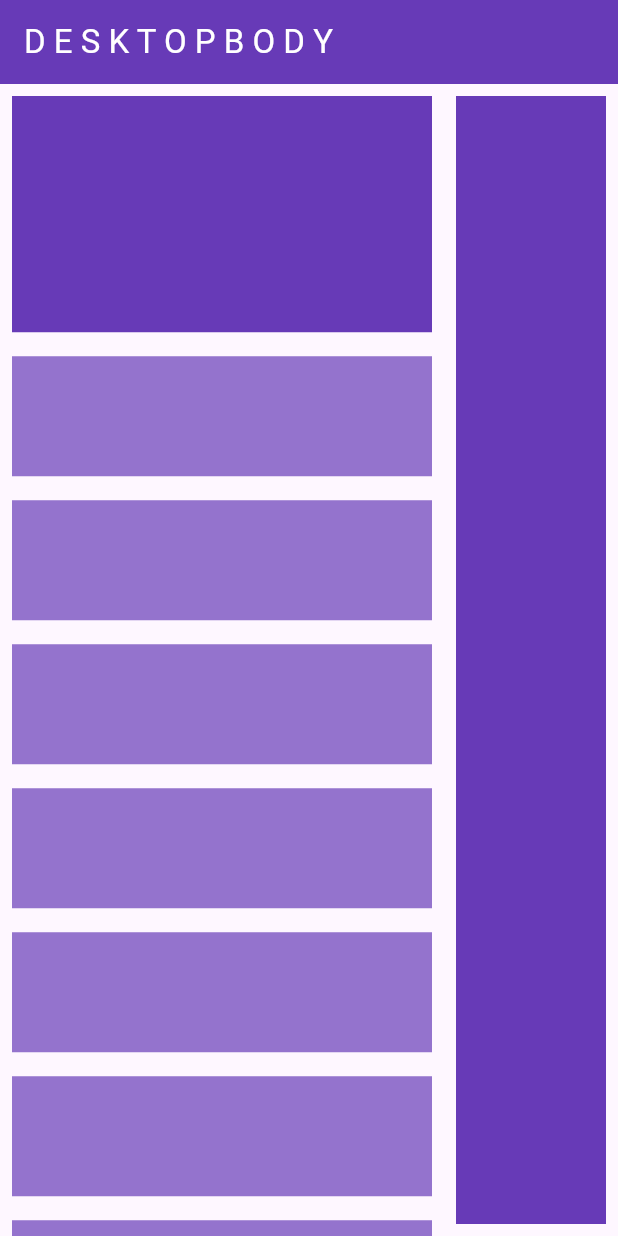
After one commit to mahmoudahmed1718/responsive_design_test, a Flutter app: the DesktopBody screen opened directly, on a phone screen of 412 x 824 dp. The commit adds this screen. Run offline on Flutter 3.47's test engine with Material 3 defaults, Android fonts, the phone set to English and light mode, and no system bars.

Commit message:
refactor code for list view builder

```diff
--- /dev/null
+++ b/lib/view/widgets/custom_list_view.dart
@@ -0,0 +1,21 @@
+import 'package:flutter/material.dart';
+
+class CustomListView extends StatelessWidget {
+  const CustomListView({super.key});
+
+  @override
+  Widget build(BuildContext context) {
+    return ListView.builder(
+      itemCount: 8,
+      itemBuilder: (context, index) {
+        return Padding(
+          padding: const EdgeInsets.all(8.0),
+          child: Container(
+            height: 80,
+            color: Colors.deepPurple.withValues(alpha: 0.7),
+          ),
+        );
+      },
+    );
+  }
+}
--- a/lib/view/widgets/responsive_layout.dart
+++ b/lib/view/widgets/responsive_layout.dart
@@ -1,4 +1,5 @@
 import 'package:flutter/material.dart';
+import 'package:responsive_design/view/widgets/diemension.dart';
 
 class ResponsiveLayout extends StatelessWidget {
   const ResponsiveLayout({
@@ -12,7 +13,7 @@ class ResponsiveLayout extends StatelessWidget {
   Widget build(BuildContext context) {
     return LayoutBuilder(
       builder: (context, constraints) {
-        if (constraints.maxWidth < 600) {
+        if (constraints.maxWidth < mobilDemension) {
           return mobileLayout;
         } else {
           return desktopLayout;
```
Also changed, not shown: lib/view/widgets/desktop_body.dart (+2 -14 lines), lib/view/widgets/mobil_body.dart (+2 -14 lines).
